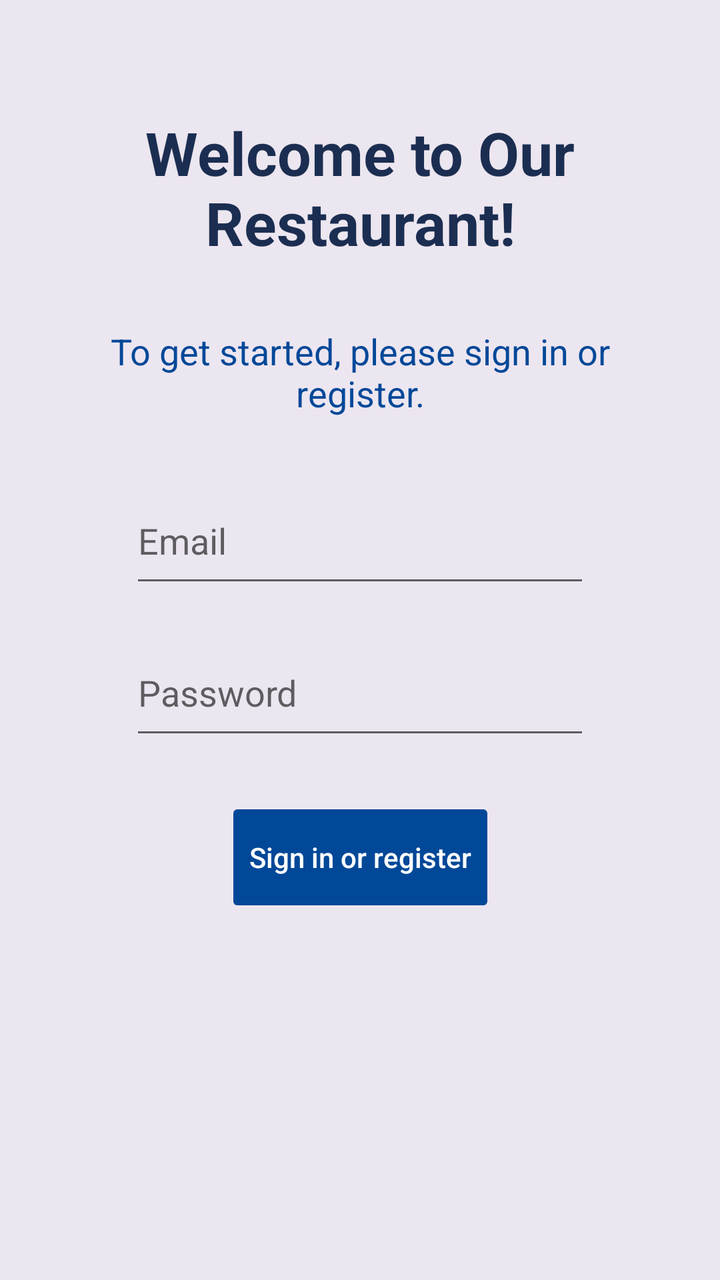
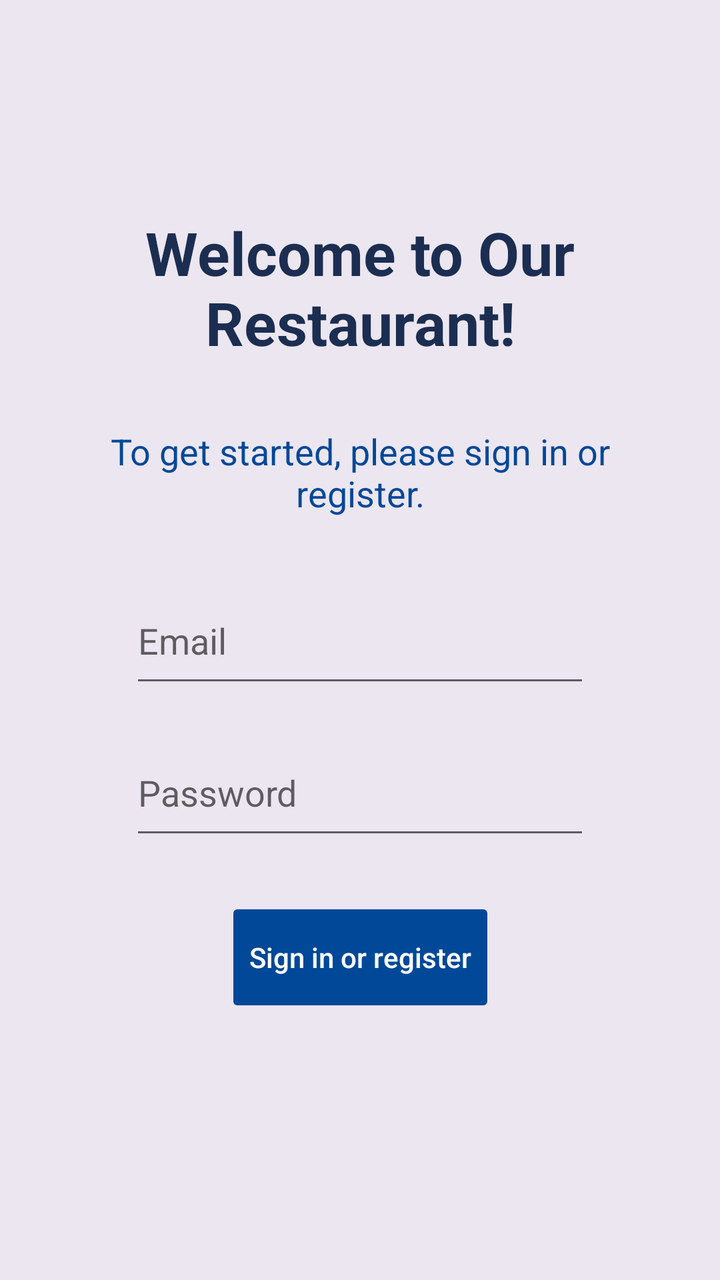

Screens rendered from an Android XML layout before and after an edit, with the pre-edit source and the edit as a unified diff.
<!-- AndroidManifest.xml: application theme Theme.COMP2000 -->
<!-- res/layout/fragment_login.xml -->
<?xml version="1.0" encoding="utf-8"?>
<ScrollView
    xmlns:android="http://schemas.android.com/apk/res/android"
    xmlns:app="http://schemas.android.com/apk/res-auto"
    xmlns:tools="http://schemas.android.com/tools"
    android:layout_width="match_parent"
    android:layout_height="match_parent"
    android:background="@color/light_rose"
    android:fillViewport="true">

    <androidx.constraintlayout.widget.ConstraintLayout
        android:layout_width="match_parent"
        android:layout_height="wrap_content"
        android:padding="40dp">

        
        <TextView style="@style/PrimaryHeader"
            android:id="@+id/welcome_header"
            android:text="Welcome to Our Restaurant!"
            android:gravity="center"
            app:layout_constraintTop_toTopOf="parent"
            app:layout_constraintStart_toStartOf="parent"
            app:layout_constraintEnd_toEndOf="parent" />

        
        <TextView
            android:id="@+id/info_text"
            android:layout_width="wrap_content"
            android:layout_height="wrap_content"
            android:layout_marginTop="24dp"
            android:gravity="center"
            android:text="To get started, please sign in or register."
            android:textColor="@color/blue"
            android:textSize="18sp"
            app:layout_constraintEnd_toEndOf="parent"
            app:layout_constraintStart_toStartOf="parent"
            app:layout_constraintTop_toBottomOf="@id/welcome_header" />

        <androidx.constraintlayout.widget.ConstraintLayout
            android:id="@+id/log_in_box"
            android:layout_width="250dp"
            android:layout_height="wrap_content"
            android:layout_marginTop="30dp"
            app:layout_constraintTop_toBottomOf="@id/info_text"
            app:layout_constraintStart_toStartOf="parent"
            app:layout_constraintEnd_toEndOf="parent">

            <EditText
                style="@style/Form"
                android:id="@+id/username"
                android:hint="@string/prompt_email"
                android:inputType="textEmailAddress"
                android:selectAllOnFocus="true"
                app:layout_constraintEnd_toEndOf="parent"
                app:layout_constraintStart_toStartOf="parent"
                app:layout_constraintTop_toTopOf="parent" />

            <EditText
                style="@style/Form"
                android:id="@+id/password"
                android:hint="@string/prompt_password"
                android:imeActionLabel="@string/action_sign_in_short"
                android:imeOptions="actionDone"
                android:inputType="textPassword"
                android:selectAllOnFocus="true"
                app:layout_constraintEnd_toEndOf="parent"
                app:layout_constraintStart_toStartOf="parent"
                app:layout_constraintTop_toBottomOf="@id/username"
                android:layout_marginTop="16dp" />

            <Button
                style="@style/PrimaryButton"
                android:id="@+id/login"
                android:layout_width="wrap_content"
                android:layout_height="60dp"
                android:enabled="false"
                android:text="@string/action_sign_in"
                app:layout_constraintTop_toBottomOf="@id/password"
                app:layout_constraintStart_toStartOf="parent"
                app:layout_constraintEnd_toEndOf="parent"
                android:layout_marginTop="24dp" />

            
            <ProgressBar
                android:id="@+id/loading"
                android:layout_width="wrap_content"
                android:layout_height="wrap_content"
                android:layout_gravity="center"
                android:layout_marginStart="32dp"
                android:layout_marginTop="64dp"
                android:layout_marginEnd="32dp"
                android:layout_marginBottom="64dp"
                android:visibility="gone"
                app:layout_constraintBottom_toBottomOf="parent"
                app:layout_constraintEnd_toEndOf="@+id/password"
                app:layout_constraintStart_toStartOf="@+id/password"
                app:layout_constraintTop_toTopOf="parent"
                app:layout_constraintVertical_bias="0.3" />
        </androidx.constraintlayout.widget.ConstraintLayout>
    </androidx.constraintlayout.widget.ConstraintLayout>
</ScrollView>
<!-- resources referenced by this layout -->
<resources>
  <color name="blue">#014898</color>
  <color name="light_rose">#ece6f0</color>
  <string name="action_sign_in">Sign in or register</string>
  <string name="action_sign_in_short">Sign in</string>
  <string name="prompt_email">Email</string>
  <string name="prompt_password">Password</string>
  <style name="Form">
          <item name="android:layout_width">match_parent</item>
          <item name="android:layout_height">60dp</item>
          <item name="android:layout_marginHorizontal">10dp</item>
      </style>
  <style name="PrimaryButton">
          <item name="android:backgroundTint">@color/blue</item>
          <item name="android:textColor">@color/white</item>
          <item name="android:textAllCaps">false</item>
          <item name="android:layout_marginHorizontal">10dp</item>
      </style>
  <style name="PrimaryHeader">
          <item name="android:textSize">30sp</item>
          <item name="android:textStyle">bold</item>
          <item name="android:textColor">@color/navy</item>
          <item name="android:paddingBottom">8dp</item>
          <item name="android:layout_width">match_parent</item>
          <item name="android:layout_height">wrap_content</item>
          <item name="android:layout_margin">16dp</item>
      </style>
  <style name="Theme.COMP2000" parent="Theme.MaterialComponents.DayNight.NoActionBar">
          
          <item name="colorPrimary">@color/light_blue</item>
          <item name="colorPrimaryVariant">@color/blue</item>
          <item name="colorOnPrimary">@color/white</item>
          
          <item name="colorSecondary">@color/navy</item>
          <item name="colorSecondaryVariant">@color/light_rose</item>
          <item name="colorOnSecondary">@color/black</item>
          
          <item name="android:statusBarColor">?attr/colorPrimaryVariant</item>
          
      </style>
  <color name="white">#FFFFFFFF</color>
  <color name="navy">#1b2e51</color>
  <color name="light_blue">#e0ecfa</color>
  <color name="black">#FF000000</color>
</resources>

<!-- the commit's change to res/layout/fragment_login.xml (unified diff, before → after) -->
@@ -18,6 +18,7 @@
             android:id="@+id/welcome_header"
             android:text="Welcome to Our Restaurant!"
             android:gravity="center"
+            android:paddingTop="50dp"
             app:layout_constraintTop_toTopOf="parent"
             app:layout_constraintStart_toStartOf="parent"
             app:layout_constraintEnd_toEndOf="parent" />
